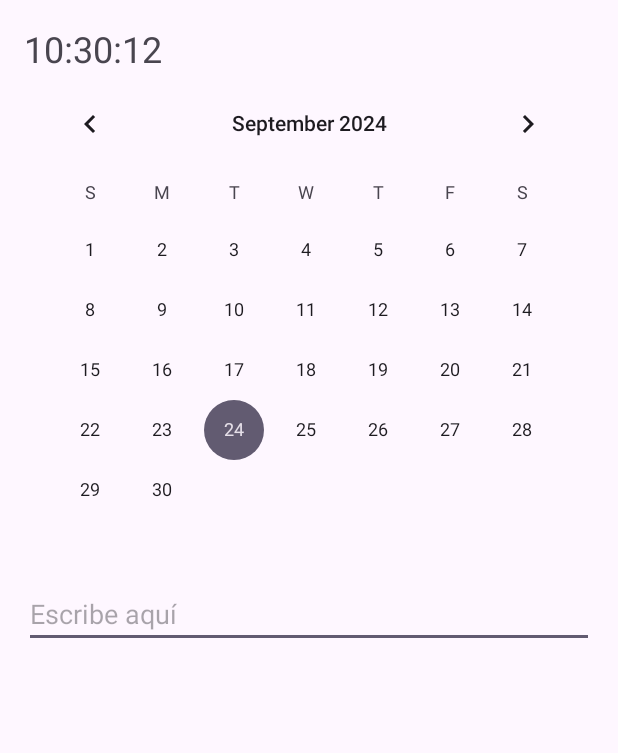
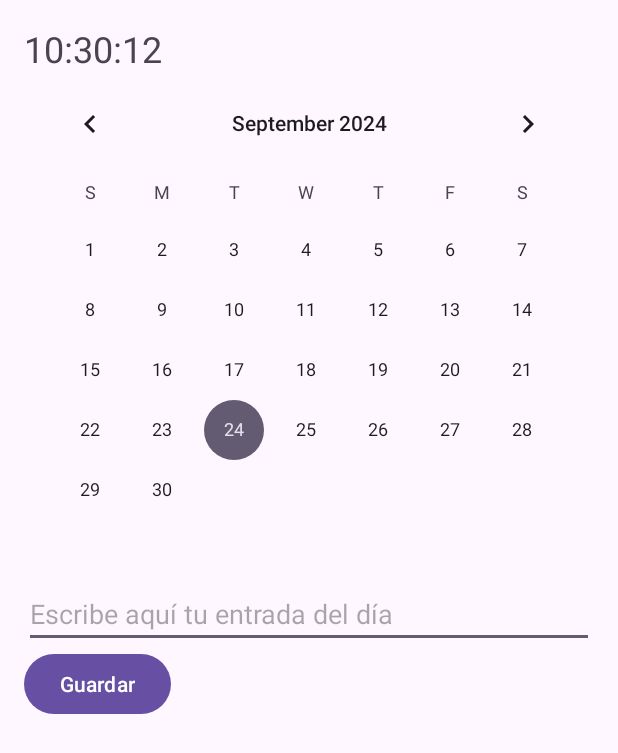
Before and after one commit to Nicolass1277/LifeBook, an Android app: the DiarioActivity screen opened directly, with no data from a screen before it, on a phone screen of 412 x 824 dp. Shown: the top 753 px of the screen. Run offline under Robolectric (Android 15) with nearby library versions, the phone set to English and light mode, and no system bars.

Commit message:
Boton Guardar Agregado

```diff
--- a/app/src/main/java/com/tuempresa/lifebook/DiarioActivity.java
+++ b/app/src/main/java/com/tuempresa/lifebook/DiarioActivity.java
@@ -1,10 +1,12 @@
 package com.tuempresa.lifebook;
 
+import android.content.SharedPreferences;
 import android.os.Bundle;
-import android.os.Handler;
+import android.widget.Button;
 import android.widget.CalendarView;
 import android.widget.EditText;
 import android.widget.TextView;
+import android.widget.Toast;
 import androidx.appcompat.app.AppCompatActivity;
 import java.text.SimpleDateFormat;
 import java.util.Date;
@@ -15,7 +17,9 @@ public class DiarioActivity extends AppCompatActivity {
     CalendarView calendarView;
     EditText diarioTexto;
     TextView relojTexto;
+    Button guardarButton;
     String selectedDate = "";
+    SharedPreferences sharedPreferences;
 
     @Override
     protected void onCreate(Bundle savedInstanceState) {
@@ -25,22 +29,39 @@ public class DiarioActivity extends AppCompatActivity {
         calendarView = findViewById(R.id.calendarView);
         diarioTexto = findViewById(R.id.diarioTexto);
         relojTexto = findViewById(R.id.relojTexto);
+        guardarButton = findViewById(R.id.guardarButton);
 
-        // Configurar reloj en tiempo real
-        final Handler handler = new Handler();
+        // Inicializar SharedPreferences
+        sharedPreferences = getSharedPreferences("Diario", MODE_PRIVATE);
+
+        // Configurar el reloj en tiempo real
+        final android.os.Handler handler = new android.os.Handler();
         handler.post(new Runnable() {
             @Override
             public void run() {
                 relojTexto.setText(getCurrentTime());
-                handler.postDelayed(this, 1000); // Actualizar cada segundo
+                handler.postDelayed(this, 1000); // Actualiza cada segundo
             }
         });
 
         // Manejar la selección de fecha en el calendario
         calendarView.setOnDateChangeListener((view, year, month, dayOfMonth) -> {
             selectedDate = dayOfMonth + "-" + (month + 1) + "-" + year;
-            // Aquí cargarías el texto almacenado para esa fecha si ya existe
-            // Puedes agregar lógica para guardar/recuperar textos
+            // Cargar el texto almacenado para esa fecha
+            diarioTexto.setText(sharedPreferences.getString(selectedDate, ""));
+        });
+
+        // Manejar la acción del botón Guardar
+        guardarButton.setOnClickListener(v -> {
+            if (!selectedDate.isEmpty()) {
+                // Guardar el texto para la fecha seleccionada
+                SharedPreferences.Editor editor = sharedPreferences.edit();
+                editor.putString(selectedDate, diarioTexto.getText().toString());
+                editor.apply();
+                Toast.makeText(DiarioActivity.this, "Mensaje guardado para el " + selectedDate, Toast.LENGTH_SHORT).show();
+            } else {
+                Toast.makeText(DiarioActivity.this, "Por favor selecciona una fecha", Toast.LENGTH_SHORT).show();
+            }
         });
     }
 
--- a/app/src/main/res/layout/activity_diario.xml
+++ b/app/src/main/res/layout/activity_diario.xml
@@ -20,6 +20,11 @@
         android:id="@+id/diarioTexto"
         android:layout_width="match_parent"
         android:layout_height="wrap_content"
-        android:hint="Escribe aquí " />
+        android:hint="Escribe aquí tu entrada del día" />
 
+    <Button
+        android:id="@+id/guardarButton"
+        android:layout_width="wrap_content"
+        android:layout_height="wrap_content"
+        android:text="Guardar" />
 </LinearLayout>
```
